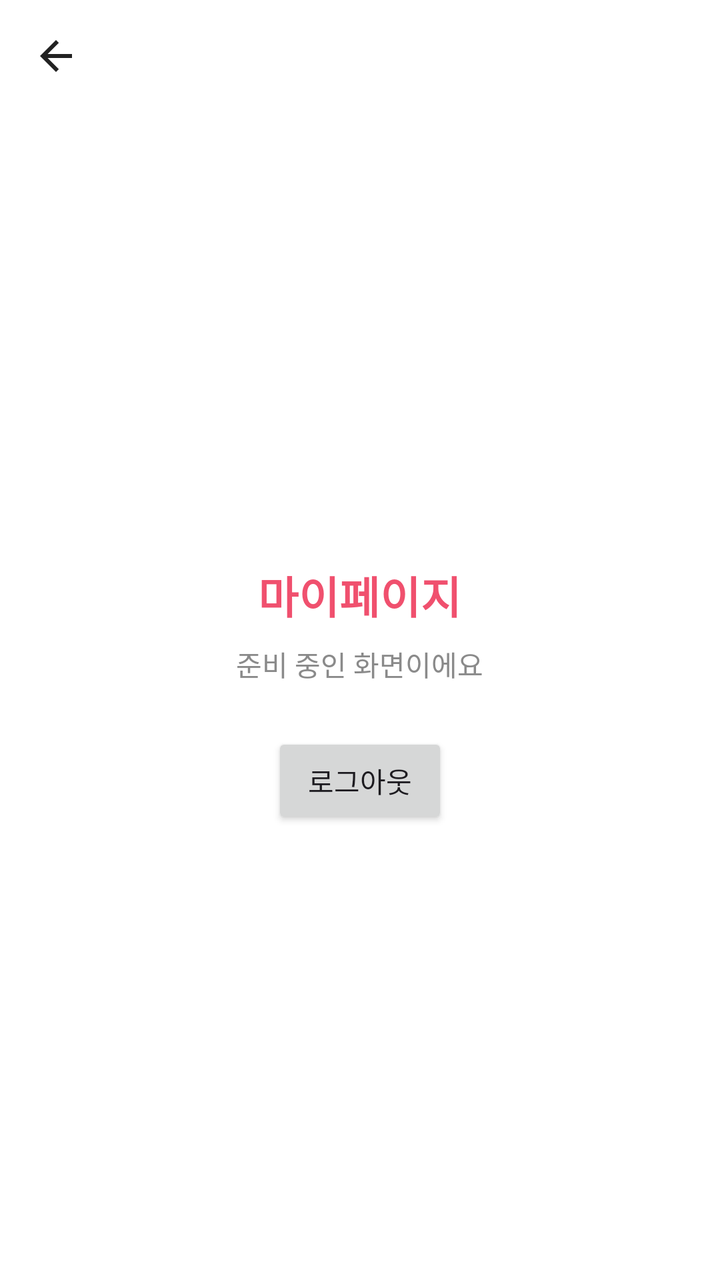
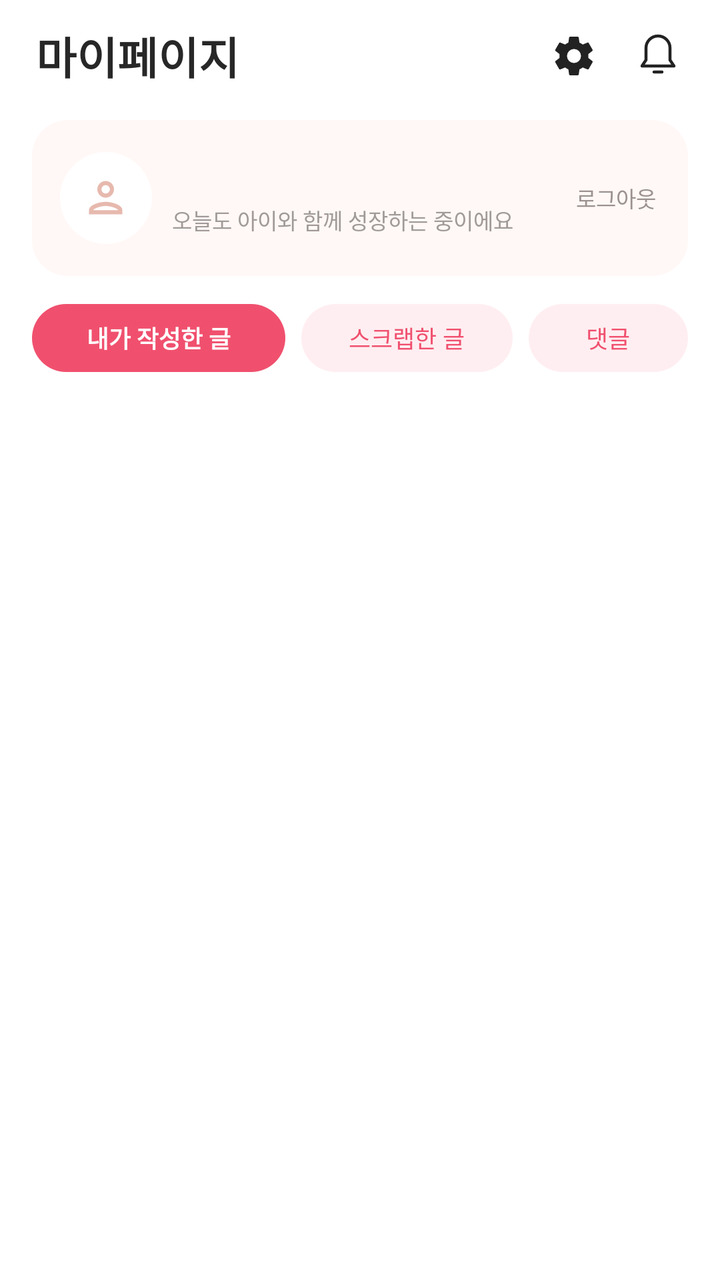

Compare the two renders of this Android layout. The source of the first and the diff that turns it into the second are given below.
<!-- AndroidManifest.xml: application theme Theme.Maru -->
<!-- res/layout/fragment_mypage.xml -->
<?xml version="1.0" encoding="utf-8"?>
<LinearLayout xmlns:android="http://schemas.android.com/apk/res/android"
    android:layout_width="match_parent"
    android:layout_height="match_parent"
    android:background="@color/white"
    android:orientation="vertical">

    
    <include layout="@layout/layout_top_bar" />

    
    <LinearLayout
        android:layout_width="match_parent"
        android:layout_height="0dp"
        android:layout_weight="1"
        android:gravity="center"
        android:orientation="vertical">

        <TextView
            android:layout_width="wrap_content"
            android:layout_height="wrap_content"
            android:text="@string/title_mypage"
            android:textColor="@color/maru_pink"
            android:textSize="22sp"
            android:textStyle="bold" />

        <TextView
            android:layout_width="wrap_content"
            android:layout_height="wrap_content"
            android:layout_marginTop="8dp"
            android:text="@string/empty_screen"
            android:textColor="@color/text_gray" />

        <Button
            android:id="@+id/buttonLogoutFromHome"
            android:layout_width="wrap_content"
            android:layout_height="wrap_content"
            android:layout_marginTop="24dp"
            android:text="@string/logout" />
    </LinearLayout>
</LinearLayout>
<!-- res/layout/layout_top_bar.xml (included above) -->
<?xml version="1.0" encoding="utf-8"?>
<LinearLayout xmlns:android="http://schemas.android.com/apk/res/android"
    xmlns:app="http://schemas.android.com/apk/res-auto"
    android:layout_width="match_parent"
    android:layout_height="56dp"
    android:background="@color/white"
    android:gravity="center_vertical"
    android:orientation="horizontal">

    <ImageButton
        android:id="@+id/btnBack"
        android:layout_width="48dp"
        android:layout_height="48dp"
        android:layout_marginStart="4dp"
        android:background="?attr/selectableItemBackgroundBorderless"
        android:contentDescription="@string/back"
        android:src="@drawable/ic_arrow_back"
        app:tint="@color/text_dark" />

    <TextView
        android:id="@+id/tvTopTitle"
        android:layout_width="wrap_content"
        android:layout_height="wrap_content"
        android:textColor="@color/text_dark"
        android:textSize="18sp"
        android:textStyle="bold" />
</LinearLayout>
<!-- resources referenced by this layout -->
<resources>
  <color name="maru_pink">#FFF0506E</color>
  <color name="text_dark">#FF222222</color>
  <color name="text_gray">#FF8A8A8A</color>
  <color name="white">#FFFFFFFF</color>
  <!-- drawable ic_arrow_back (drawable) -->
  <?xml version="1.0" encoding="utf-8"?>
  <vector xmlns:android="http://schemas.android.com/apk/res/android"
      android:width="24dp"
      android:height="24dp"
      android:viewportWidth="24"
      android:viewportHeight="24"
      android:autoMirrored="true">
      <path
          android:fillColor="#FF222222"
          android:pathData="M20,11H7.83l5.59,-5.59L12,4l-8,8 8,8 1.41,-1.41L7.83,13H20v-2z" />
  </vector>
  <string name="back">돌아가기</string>
  <string name="empty_screen">준비 중인 화면이에요</string>
  <string name="logout">로그아웃</string>
  <string name="title_mypage">마이페이지</string>
  <style name="Theme.Maru" parent="Base.Theme.Maru" />
  <color name="page_bg">#FFFFFBFB</color>
  <!-- unchanged entries left out for length: 1 -->
</resources>

<!-- the commit's change to res/layout/fragment_mypage.xml (unified diff, before → after) -->
@@ -2,68 +2,200 @@
 <LinearLayout xmlns:android="http://schemas.android.com/apk/res/android"
     android:layout_width="match_parent"
     android:layout_height="match_parent"
-    android:background="@color/white"
+    android:background="#FFFFFFFF"
     android:orientation="vertical">
 
-    
-    <include layout="@layout/layout_top_bar" />
-
-    
     <LinearLayout
+        android:layout_width="match_parent"
+        android:layout_height="56dp"
+        android:gravity="center_vertical"
+        android:paddingStart="18dp"
+        android:paddingEnd="10dp">
+
+        <TextView
+            android:layout_width="0dp"
+            android:layout_height="wrap_content"
+            android:layout_weight="1"
+            android:text="@string/title_mypage"
+            android:textColor="#272727"
+            android:textSize="22sp"
+            android:textStyle="bold" />
+
+        <ImageButton
+            android:id="@+id/btnSettings"
+            android:layout_width="42dp"
+            android:layout_height="42dp"
+            android:background="?attr/selectableItemBackgroundBorderless"
+            android:contentDescription="@string/settings"
+            android:padding="11dp"
+            android:src="@drawable/ic_settings" />
+
+        <ImageButton
+            android:id="@+id/btnNotification"
+            android:layout_width="42dp"
+            android:layout_height="42dp"
+            android:background="?attr/selectableItemBackgroundBorderless"
+            android:contentDescription="@string/notification"
+            android:padding="11dp"
+            android:src="@drawable/community_ic_bell" />
+    </LinearLayout>
+
+    <LinearLayout
+        android:layout_width="match_parent"
+        android:layout_height="78dp"
+        android:layout_marginStart="16dp"
+        android:layout_marginTop="4dp"
+        android:layout_marginEnd="16dp"
+        android:background="@drawable/bg_mypage_profile"
+        android:gravity="center_vertical"
+        android:orientation="horizontal"
+        android:paddingStart="14dp"
+        android:paddingEnd="12dp">
+
+        <FrameLayout
+            android:layout_width="46dp"
+            android:layout_height="46dp"
+            android:background="@drawable/bg_circle_white">
+
+            <ImageView
+                android:layout_width="25dp"
+                android:layout_height="25dp"
+                android:layout_gravity="center"
+                android:contentDescription="@string/profile_image_description"
+                android:src="@drawable/ic_person"
+                android:tint="#E7B9AE" />
+        </FrameLayout>
+
+        <LinearLayout
+            android:layout_width="0dp"
+            android:layout_height="wrap_content"
+            android:layout_marginStart="10dp"
+            android:layout_weight="1"
+            android:orientation="vertical">
+
+            <TextView
+                android:id="@+id/tvProfileName"
+                android:layout_width="match_parent"
+                android:layout_height="wrap_content"
+                android:textColor="#303030"
+                android:textSize="14sp"
+                android:textStyle="bold" />
+
+            <TextView
+                android:layout_width="match_parent"
+                android:layout_height="wrap_content"
+                android:layout_marginTop="3dp"
+                android:text="@string/mypage_profile_subtitle"
+                android:textColor="#A09A98"
+                android:textSize="11sp" />
+        </LinearLayout>
+
+        <TextView
+            android:id="@+id/buttonLogoutFromHome"
+            android:layout_width="wrap_content"
+            android:layout_height="40dp"
+            android:background="?attr/selectableItemBackground"
+            android:gravity="center"
+            android:paddingStart="8dp"
+            android:paddingEnd="4dp"
+            android:text="@string/logout"
+            android:textColor="#9B9290"
+            android:textSize="11sp" />
+    </LinearLayout>
+
+    <LinearLayout
+        android:layout_width="match_parent"
+        android:layout_height="42dp"
+        android:layout_marginStart="16dp"
+        android:layout_marginTop="10dp"
+        android:layout_marginEnd="16dp"
+        android:gravity="center_vertical"
+        android:orientation="horizontal">
+
+        <TextView
+            android:id="@+id/tabMyPosts"
+            android:layout_width="0dp"
+            android:layout_height="34dp"
+            android:layout_marginEnd="4dp"
+            android:layout_weight="1.2"
+            android:background="@drawable/community_chip_on"
+            android:gravity="center"
+            android:text="@string/mypage_posts_tab"
+            android:textColor="@android:color/white"
+            android:textSize="12sp"
+            android:textStyle="bold" />
+
+        <TextView
+            android:id="@+id/tabSavedPosts"
+            android:layout_width="0dp"
+            android:layout_height="34dp"
+            android:layout_marginStart="4dp"
+            android:layout_marginEnd="4dp"
+            android:layout_weight="1"
+            android:background="@drawable/community_chip_off"
+            android:gravity="center"
+            android:text="@string/mypage_saved_tab"
+            android:textColor="@color/community_pink"
+            android:textSize="12sp" />
+
+        <TextView
+            android:id="@+id/tabMyComments"
+            android:layout_width="0dp"
+            android:layout_height="34dp"
+            android:layout_marginStart="4dp"
+            android:layout_weight="0.75"
+            android:background="@drawable/community_chip_off"
+            android:gravity="center"
+            android:text="@string/mypage_comments_tab"
+            android:textColor="@color/community_pink"
+            android:textSize="12sp" />
+    </LinearLayout>
+
+    <FrameLayout
         android:layout_width="match_parent"
         android:layout_height="0dp"
         android:layout_weight="1"
+        android:layout_marginTop="8dp">
+
+        <androidx.recyclerview.widget.RecyclerView
+            android:id="@+id/recyclerMyPosts"
+            android:layout_width="match_parent"
+            android:layout_height="match_parent"
+            android:clipToPadding="false"
+            android:paddingStart="16dp"
+            android:paddingTop="4dp"
+            android:paddingEnd="16dp"
+            android:paddingBottom="8dp" />
+
+        <LinearLayout
+            android:id="@+id/layoutMyPageEmpty"
+            android:layout_width="match_parent"
+            android:layout_height="match_parent"
+            android:gravity="center"
+            android:orientation="vertical"
+            android:padding="24dp"
+            android:visibility="gone">
+
+            <TextView
+                android:id="@+id/tvMyPageEmpty"
+                android:layout_width="wrap_content"
+                android:layout_height="wrap_content"
+                android:gravity="center"
+                android:textColor="#8F8886"
+                android:textSize="14sp" />
+        </LinearLayout>
+    </FrameLayout>
+
+    <TextView
+        android:id="@+id/tvMyPageStatus"
+        android:layout_width="match_parent"
+        android:layout_height="wrap_content"
         android:gravity="center"
-        android:orientation="vertical">
-
-        <TextView
-            android:layout_width="wrap_content"
-            android:layout_height="wrap_content"
-            android:text="@string/title_mypage"
-            android:textColor="@color/maru_pink"
-            android:textSize="22sp"
-            android:textStyle="bold" />
-
-        <TextView
-            android:layout_width="wrap_content"
-            android:layout_height="wrap_content"
-            android:layout_marginTop="8dp"
-            android:text="@string/empty_screen"
-            android:textColor="@color/text_gray" />
-
-        <Button
-            android:id="@+id/buttonLogoutFromHome"
-            android:layout_width="wrap_content"
-            android:layout_height="wrap_content"
-            android:layout_marginTop="24dp"
-            android:text="@string/logout" />
-    </LinearLayout>
+        android:paddingStart="16dp"
+        android:paddingTop="4dp"
+        android:paddingEnd="16dp"
+        android:paddingBottom="4dp"
+        android:textColor="#A09A98"
+        android:textSize="11sp" />
+
 </LinearLayout>
-<!-- res/layout/layout_top_bar.xml (included above) -->
-<?xml version="1.0" encoding="utf-8"?>
-<LinearLayout xmlns:android="http://schemas.android.com/apk/res/android"
-    xmlns:app="http://schemas.android.com/apk/res-auto"
-    android:layout_width="match_parent"
-    android:layout_height="56dp"
-    android:background="@color/white"
-    android:gravity="center_vertical"
-    android:orientation="horizontal">
-
-    <ImageButton
-        android:id="@+id/btnBack"
-        android:layout_width="48dp"
-        android:layout_height="48dp"
-        android:layout_marginStart="4dp"
-        android:background="?attr/selectableItemBackgroundBorderless"
-        android:contentDescription="@string/back"
-        android:src="@drawable/ic_arrow_back"
-        app:tint="@color/text_dark" />
-
-    <TextView
-        android:id="@+id/tvTopTitle"
-        android:layout_width="wrap_content"
-        android:layout_height="wrap_content"
-        android:textColor="@color/text_dark"
-        android:textSize="18sp"
-        android:textStyle="bold" />
-</LinearLayout>
<!-- resource entries referenced after the edit -->
@@ -1,24 +1,58 @@
 <!-- resources referenced by this layout -->
 <resources>
-  <color name="maru_pink">#FFF0506E</color>
-  <color name="text_dark">#FF222222</color>
-  <color name="text_gray">#FF8A8A8A</color>
-  <color name="white">#FFFFFFFF</color>
-  <!-- drawable ic_arrow_back (drawable) -->
+  <color name="community_pink">@color/maru_pink</color>
+  <!-- drawable bg_circle_white (drawable) -->
+  <?xml version="1.0" encoding="utf-8"?>
+  <shape xmlns:android="http://schemas.android.com/apk/res/android" android:shape="oval">
+      <solid android:color="@color/white" />
+  </shape>
+  <!-- drawable bg_mypage_profile (drawable) -->
+  <?xml version="1.0" encoding="utf-8"?>
+  <shape xmlns:android="http://schemas.android.com/apk/res/android" android:shape="rectangle">
+      <solid android:color="#FFF8F6" />
+      <corners android:radius="18dp" />
+  </shape>
+  <!-- drawable community_chip_off (drawable) -->
+  <shape xmlns:android="http://schemas.android.com/apk/res/android" android:shape="rectangle"><solid android:color="@color/cat_pink"/><corners android:radius="30dp"/></shape>
+  <!-- drawable community_chip_on (drawable) -->
+  <shape xmlns:android="http://schemas.android.com/apk/res/android" android:shape="rectangle"><solid android:color="@color/maru_pink"/><corners android:radius="30dp"/></shape>
+  <!-- drawable community_ic_bell (drawable) -->
+  <vector xmlns:android="http://schemas.android.com/apk/res/android" android:width="24dp" android:height="24dp" android:viewportWidth="24" android:viewportHeight="24"><path android:pathData="M18,8 A6,6 0,0 0,6 8 L6,14 L4,17 L20,17 L18,14 Z M10,20 L14,20" android:fillColor="@android:color/transparent" android:strokeColor="@color/community_ink" android:strokeWidth="1.5" android:strokeLineCap="round" android:strokeLineJoin="round"/></vector>
+  <!-- drawable ic_person (drawable) -->
   <?xml version="1.0" encoding="utf-8"?>
   <vector xmlns:android="http://schemas.android.com/apk/res/android"
       android:width="24dp"
       android:height="24dp"
       android:viewportWidth="24"
-      android:viewportHeight="24"
-      android:autoMirrored="true">
+      android:viewportHeight="24">
       <path
           android:fillColor="#FF222222"
-          android:pathData="M20,11H7.83l5.59,-5.59L12,4l-8,8 8,8 1.41,-1.41L7.83,13H20v-2z" />
+          android:pathData="M12,6c1.1,0 2,0.9 2,2s-0.9,2 -2,2 -2,-0.9 -2,-2 0.9,-2 2,-2m0,10c2.7,0 5.8,1.29 6,2H6c0.23,-0.72 3.31,-2 6,-2m0,-12C9.79,4 8,5.79 8,8s1.79,4 4,4 4,-1.79 4,-4 -1.79,-4 -4,-4zM12,14c-2.67,0 -8,1.34 -8,4v2h16v-2c0,-2.66 -5.33,-4 -8,-4z" />
   </vector>
-  <string name="back">돌아가기</string>
-  <string name="empty_screen">준비 중인 화면이에요</string>
+  <!-- drawable ic_settings (drawable) -->
+  <?xml version="1.0" encoding="utf-8"?>
+  <vector xmlns:android="http://schemas.android.com/apk/res/android"
+      android:width="24dp"
+      android:height="24dp"
+      android:viewportWidth="24"
+      android:viewportHeight="24">
+      <path
+          android:fillColor="#FF222222"
+          android:pathData="M19.14,12.94c0.04,-0.3 0.06,-0.61 0.06,-0.94s-0.02,-0.64 -0.07,-0.94l2.03,-1.58a0.5,0.5 0,0 0,0.12 -0.64l-1.92,-3.32a0.5,0.5 0,0 0,-0.61 -0.22l-2.39,0.96a7.28,7.28 0,0 0,-1.63 -0.94l-0.36,-2.54a0.49,0.49 0,0 0,-0.49 -0.42h-3.84a0.49,0.49 0,0 0,-0.49 0.42l-0.36,2.54a7.28,7.28 0,0 0,-1.63 0.94l-2.39,-0.96a0.5,0.5 0,0 0,-0.61 0.22l-1.92,3.32a0.5,0.5 0,0 0,0.12 0.64l2.03,1.58c-0.05,0.3 -0.07,0.62 -0.07,0.94s0.02,0.64 0.07,0.94l-2.03,1.58a0.5,0.5 0,0 0,-0.12 0.64l1.92,3.32c0.12,0.21 0.37,0.29 0.61,0.22l2.39,-0.96c0.5,0.39 1.04,0.7 1.63,0.94l0.36,2.54c0.04,0.24 0.24,0.42 0.49,0.42h3.84c0.25,0 0.45,-0.18 0.49,-0.42l0.36,-2.54c0.59,-0.24 1.13,-0.55 1.63,-0.94l2.39,0.96c0.24,0.07 0.49,-0.01 0.61,-0.22l1.92,-3.32a0.5,0.5 0,0 0,-0.12 -0.64l-2.03,-1.58zM12,15.5a3.5,3.5 0,1 1,0 -7a3.5,3.5 0,0 1,0 7z" />
+  </vector>
+  <color name="maru_pink">#FFF0506E</color>
+  <color name="text_dark">#FF222222</color>
+  <color name="white">#FFFFFFFF</color>
+  <color name="cat_pink">#FFFFEEF1</color>
+  <color name="community_ink">@color/text_dark</color>
   <string name="logout">로그아웃</string>
+  <string name="mypage_comments_tab">댓글</string>
+  <string name="mypage_posts_tab">내가 작성한 글</string>
+  <string name="mypage_profile_subtitle">오늘도 아이와 함께 성장하는 중이에요</string>
+  <string name="mypage_saved_tab">스크랩한 글</string>
+  <string name="notification">알림</string>
+  <string name="profile_image_description">프로필 이미지</string>
+  <string name="settings">설정</string>
   <string name="title_mypage">마이페이지</string>
   <style name="Theme.Maru" parent="Base.Theme.Maru" />
   <color name="page_bg">#FFFFFBFB</color>
